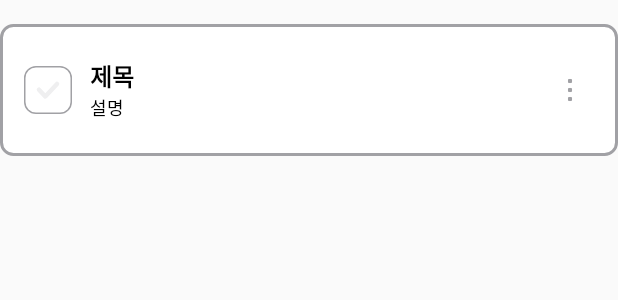
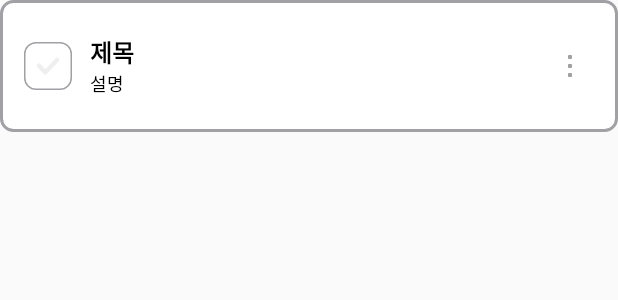
Before and after one commit to jy3040/SWU-GURU2-16-Team-Record, an Android app built with Jetpack Compose: the layout list_wish.xml on its own in the app's theme, with its tools: preview values and no code run, on a phone screen of 412 x 824 dp. Shown: the top 300 px of the screen. Run offline under Robolectric (Android 15) with nearby library versions, the light colour scheme and no system bars.

Commit message:
[xml] 전반적인 수정...2

```diff
--- a/app/src/main/res/layout/fragment_home.xml
+++ b/app/src/main/res/layout/fragment_home.xml
@@ -48,6 +48,7 @@
             android:layout_height="fill_parent"
             android:orientation="horizontal"
             android:layout_marginTop="36dp"
+            android:layout_marginBottom="16dp"
             android:layout_marginHorizontal="24dp"
             >
             <TextView
--- a/app/src/main/res/layout/list_wish.xml
+++ b/app/src/main/res/layout/list_wish.xml
@@ -4,7 +4,7 @@
     android:layout_width="match_parent"
     android:layout_height="88dp"
     android:background="@drawable/list_wish"
-    android:layout_marginTop="16dp"
+    android:layout_marginBottom="16dp"
     android:paddingHorizontal="16dp">
 
     <CheckBox
```
